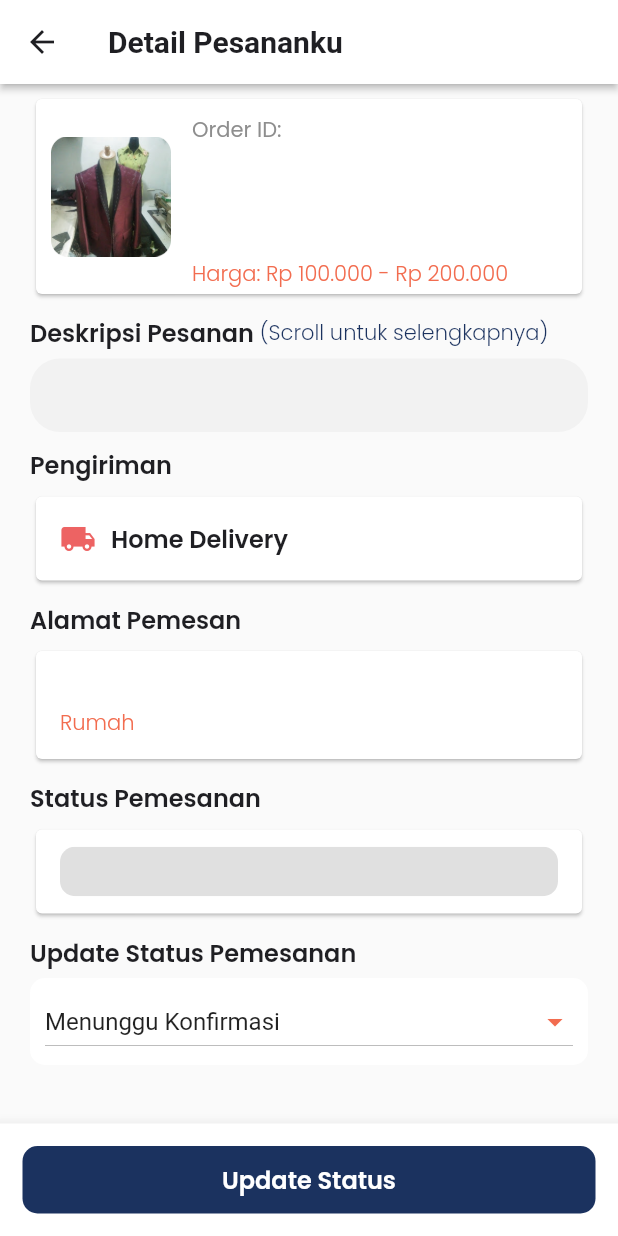
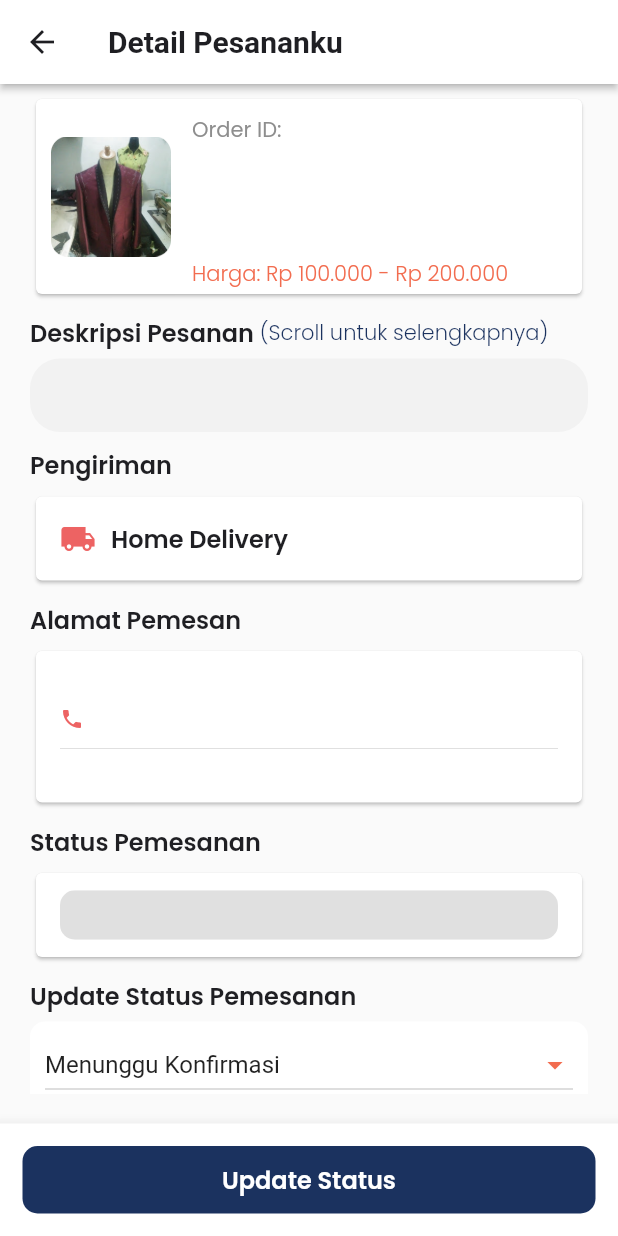
Before and after one commit to notsatria/jaheet, a Flutter app: the SellerOrderDetailScreen screen opened directly with empty values, on a phone screen of 412 x 824 dp. Run offline on Flutter 3.47's test engine with Material 2 defaults, Android fonts, the phone set to English and light mode, and no system bars; our stand-ins replace animated_bottom_navigation_bar, cloud_firestore, firebase_auth, firebase_core, firebase_storage, flutter_svg and 8 more; accounts and stored records are empty.

```diff
--- a/lib/screens/seller/order/seller_order_detail_screen.dart
+++ b/lib/screens/seller/order/seller_order_detail_screen.dart
@@ -230,18 +230,42 @@ class _SellerOrderDetailScreenState extends State<SellerOrderDetailScreen> {
           const SizedBox(height: 5),
           Card(
             child: ListTile(
-              title: Text(
-                widget.orderData['alamat_pemesan']['additionalDetail'],
-                style: primaryTextStyle.copyWith(
-                  fontWeight: reguler,
-                  fontSize: 16,
-                ),
+              title: Column(
+                crossAxisAlignment: CrossAxisAlignment.start,
+                children: [
+                  Text(
+                    widget.orderData['alamat_pemesan']['additionalDetail'],
+                    style: primaryTextStyle.copyWith(
+                      fontWeight: reguler,
+                      fontSize: 16,
+                    ),
+                  ),
+                  const SizedBox(height: 5),
+                  Row(
+                    children: [
+                      Icon(
+                        Icons.phone,
+                        color: alertColor,
+                        size: 16,
+                      ),
+                      const SizedBox(width: 5),
+                      Text(
+                        widget.orderData['alamat_pemesan']['phone'],
+                        style: primaryTextStyle.copyWith(
+                          fontWeight: reguler,
+                          fontSize: 16,
+                        ),
+                      ),
+                    ],
+                  ),
+                  const Divider(),
+                ],
               ),
               subtitle: Text(
-                'Rumah',
+                widget.orderData['alamat_pemesan']['type'],
                 style: secondaryTextStyle.copyWith(
                   fontWeight: light,
-                  fontSize: 14,
+                  fontSize: 16,
                 ),
               ),
             ),
@@ -450,6 +474,9 @@ class _SellerOrderDetailScreenState extends State<SellerOrderDetailScreen> {
           margin: EdgeInsets.symmetric(
             horizontal: defaultMargin,
           ),
+          padding: const EdgeInsets.only(
+            bottom: 20,
+          ),
           child: SingleChildScrollView(
             controller: ScrollController(),
             child: Column(
```
